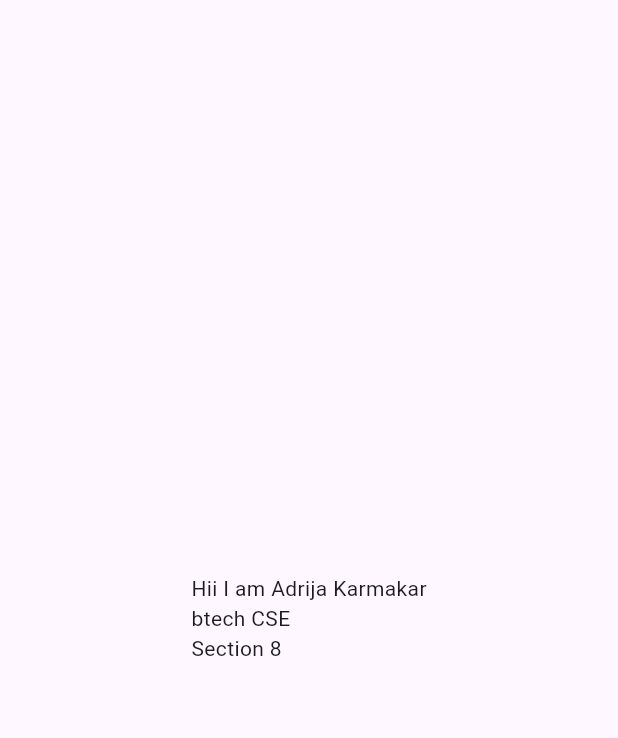
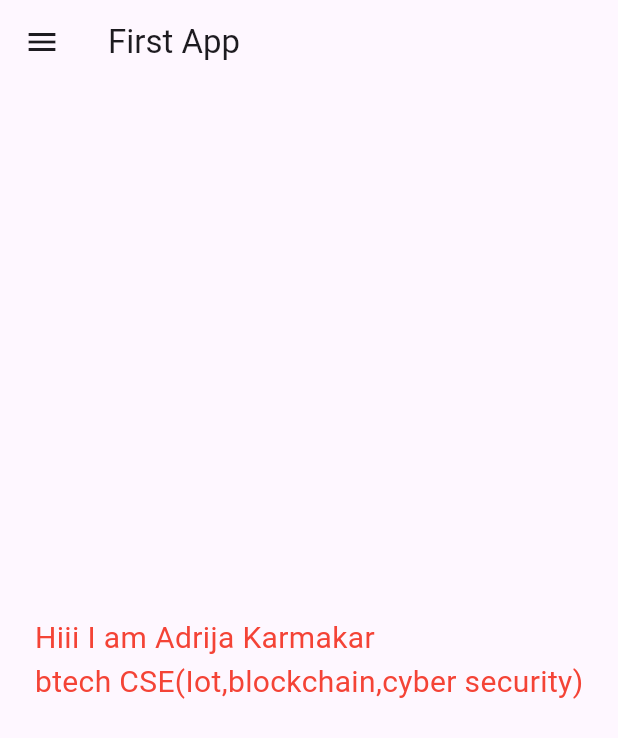
Before and after one commit to Adrija78/Flutter, a Flutter app: the screen it shows after launch, on a phone screen of 412 x 824 dp. Shown: the top 738 px of the screen. Run offline on Flutter 3.47's test engine with Material 3 defaults, Android fonts, the phone set to English and light mode, and no system bars.

Commit message:
day3 completed

```diff
--- a/f1/lib/login.dart
+++ /dev/null
@@ -1 +0,0 @@
-import 'package:flutter/material.dart';
--- a/f1/lib/main.dart
+++ b/f1/lib/main.dart
@@ -1,6 +1,9 @@
 // import 'dart:js_util';
 
 import 'package:flutter/material.dart';
+import 'pages/home_page.dart';
+import 'pages/login_page.dart';
+
 void main(){
   runApp(const MyApp());
 }
@@ -10,18 +13,21 @@ class MyApp extends StatelessWidget {
   @override
   Widget build(BuildContext context) {
     return MaterialApp(
-      home: Material(
-        child: Center(
-          child: Container(
-            child: Text("Hii I am Adrija Karmakar\nbtech CSE\nSection 8"),
-          ),
-        ),
+      // home:HomePage(),
+      themeMode: ThemeMode.light,
+      theme: ThemeData(
+        primarySwatch: Colors.green
       ),
+      darkTheme: ThemeData(
+        brightness: Brightness.light,
+      ),
+      routes:{
+        "/":(context) => HomePage(),
+        "/Login":(context) => LoginPage(),
+      }
     );
   }
 }
-
-
 
 
 
--- a/f1/lib/home_page.dart
+++ b/f1/lib/pages/home_page.dart
@@ -2,7 +2,7 @@ import 'package:flutter/material.dart';
 void main(){
   runApp(const HomePage());
 }
-class HomePage extends StatelessWidget {
+class  HomePage extends StatelessWidget {
   const HomePage({super.key});
 
   @override
@@ -13,7 +13,14 @@ class HomePage extends StatelessWidget {
       ),
       body: Center(
         child: Container(
-          child:Text("Hiii I am Adrija Karmakar\n  btech CSE(Iot,blockchain,cyber security)\n  Section 8") ,
+          child:Text(
+            "Hiii I am Adrija Karmakar\nbtech CSE(Iot,blockchain,cyber security)",
+            style: TextStyle(
+            fontSize: 20,
+            color: Colors.red,
+
+           ),
+          ) ,
         ),
       ),
       drawer: Drawer(),
```
Also changed, not shown: f1/lib/pages/login_page.dart (added, +21 -0 lines).
